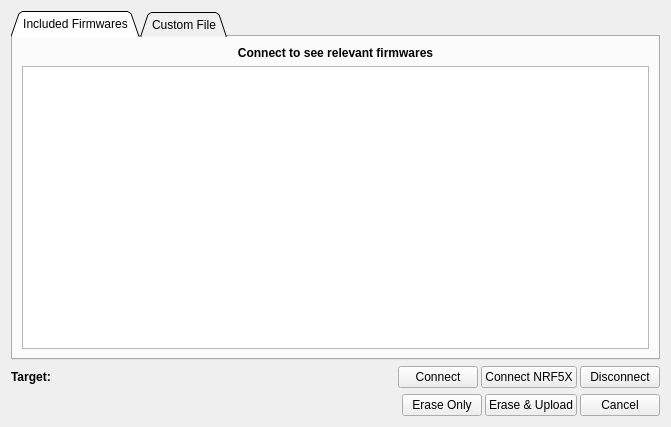
First picture: the form in pages/pageswdprog.ui, repository vedderb/vesc_tool, before the edit.
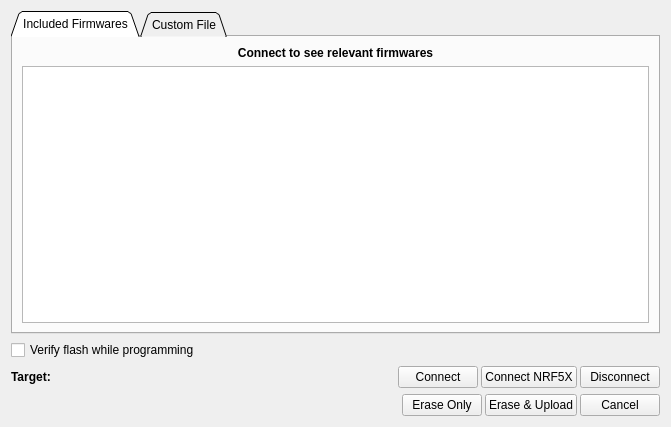
Second picture: the form after the edit. Icons and pictures are not drawn. Custom widgets are drawn as their Qt base class.

```diff
--- a/pages/pageswdprog.ui
+++ b/pages/pageswdprog.ui
@@ -100,6 +100,16 @@
      </widget>
     </widget>
    </item>
+   <item>
+    <widget class="QCheckBox" name="verifyBox">
+     <property name="text">
+      <string>Verify flash while programming</string>
+     </property>
+     <property name="checked">
+      <bool>false</bool>
+     </property>
+    </widget>
+   </item>
    <item>
     <layout class="QHBoxLayout" name="horizontalLayout_2">
      <property name="spacing">
```
